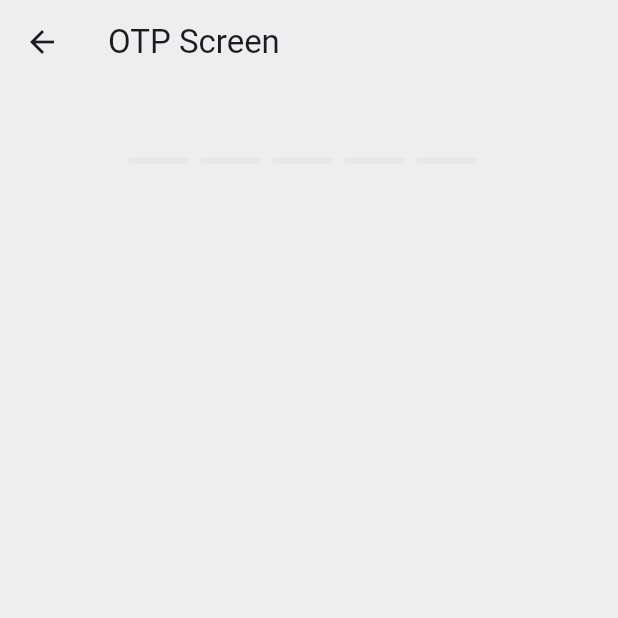
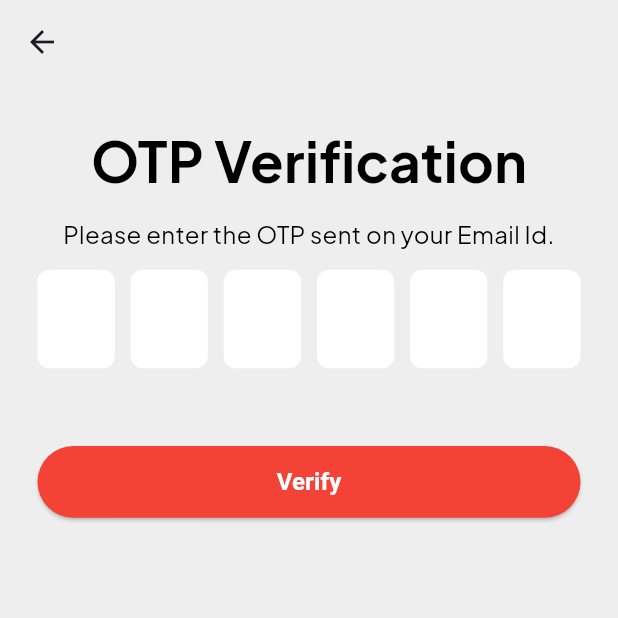
Before and after one commit to arpitWork1999/e_commerce_app, a Flutter app: the OtpScreen screen opened by its route, on a phone screen of 412 x 824 dp, the top half of it. Run offline on Flutter 3.47's test engine with Material 3 defaults, Android fonts, the phone set to English and light mode, and no system bars; drawn by our look-alikes of flutter_otp_text_field, pin_code_fields; our stand-ins replace cached_network_image, flutter_screenutil, flutter_svg, fluttertoast, get, google_fonts and 2 more.

Commit message:
Worked on OTP screen

```diff
--- a/lib/core/constants/app_strings.dart
+++ b/lib/core/constants/app_strings.dart
@@ -6,10 +6,14 @@ class AppStrings {
   static const email = "Email";
   static const password = "Password";
   static const send = "Send";
+  static const otpScreen = "OTP Verification";
+  static const verify = "Verify";
   static const alreadyHaveAnAccount = "Already have an account";
   static const forgotYourPassword = "Forgot your password";
   static const signUpOptions = "Or sign up with social account";
   static const loginOptions = "Or login with social account";
   static const forgotPasswordScreenDescription =
       "Please, enter your email address. You will receive a link to create a new password via email.";
+  static const otpScreenDescription = "Please enter the OTP sent on your Email Id.";
+
 }
--- a/lib/features/forgot_password/screen/forgot_password_screen.dart
+++ b/lib/features/forgot_password/screen/forgot_password_screen.dart
@@ -27,6 +27,11 @@ class ForgotPasswordScreen extends StatelessWidget {
           appBar: AppBar(
             backgroundColor: Colors.grey[200],
             surfaceTintColor: Colors.transparent,
+            leading: IconButton(
+                onPressed: () {
+                  Get.toNamed(Routes.login);
+                },
+                icon: Icon(Icons.arrow_back_ios)),
           ),
           body: Padding(
             padding: const EdgeInsets.all(12),
--- a/lib/features/home_page/screen/home_page.dart
+++ b/lib/features/home_page/screen/home_page.dart
@@ -63,7 +63,6 @@ class HomePageScreen extends StatelessWidget {
           ],
         ));
   }
-
   @override
   Widget build(BuildContext context) {
     return Scaffold(
--- a/lib/features/otp_screen/controller/otp_screen_controller.dart
+++ b/lib/features/otp_screen/controller/otp_screen_controller.dart
@@ -1,5 +1,10 @@
+import 'package:flutter/cupertino.dart';
 import 'package:get/get.dart';
 
 class OtpScreenController extends GetxController{
+  final TextEditingController otpController = TextEditingController();
 
+  clearTextInput() {
+    otpController.clear();
+  }
 }
--- a/lib/features/otp_screen/screen/otp_screen.dart
+++ b/lib/features/otp_screen/screen/otp_screen.dart
@@ -1,36 +1,108 @@
+import 'package:e_commerce_app/features/otp_screen/controller/otp_screen_controller.dart';
 import 'package:flutter/material.dart';
-import 'package:flutter_otp_text_field/flutter_otp_text_field.dart';
+import 'package:flutter_screenutil/flutter_screenutil.dart';
+import 'package:fluttertoast/fluttertoast.dart';
+import 'package:get/get.dart';
+import 'package:pin_code_fields/pin_code_fields.dart';
+import '../../../core/asset_widget/common_button.dart';
+import '../../../core/constants/app_strings.dart';
+import '../../../core/routes/app_routes.dart';
+import '../../../core/service/api_service/api_service.dart';
+import '../../../core/text/app_text_widget.dart';
 
 class OtpScreen extends StatelessWidget {
-  const OtpScreen({super.key});
+  OtpScreen({super.key});
+
+  final formKey = GlobalKey<FormState>();
+
+  final OtpScreenController controller = Get.put(OtpScreenController());
+
+  final ApiService apiService = ApiService();
+
+  Future<void> otpVerify() async {
+    if (formKey.currentState!.validate()) {
+      try {
+        final response =
+            await apiService.otpApi(otp: controller.otpController.text.toString());
+        if (response.statusCode == 200) {
+          controller.clearTextInput();
+          Fluttertoast.showToast(msg: response.data!.message ?? '');
+          Get.toNamed(Routes.homePage);
+          // await UserPreferences().saveUser(v);
+          // Navigator.pushReplacement(
+          //     context, MaterialPageRoute(builder: (context) => HomeScreen()));
+        }
+      } catch (e) {
+        Fluttertoast.showToast(msg: "An error occurred: $e");
+      }
+    }
+  }
 
   @override
   Widget build(BuildContext context) {
     return SafeArea(
+      child: GestureDetector(
+        onTap: FocusManager.instance.primaryFocus?.unfocus,
         child: Scaffold(
           backgroundColor: Colors.grey[200],
           appBar: AppBar(
-          title: Text("OTP Screen"),
             backgroundColor: Colors.grey[200],
             surfaceTintColor: Colors.transparent,
           ),
           body: Padding(
-          padding: const EdgeInsets.all(5),
-          child:  OtpTextField(
-            numberOfFields: 5,
-           // borderColor: accentPurpleColor,
-           // focusedBorderColor: accentPurpleColor,
-           // styles: otpTextStyles,
-            showFieldAsBox: false,
-            borderWidth: 4.0,
-            //runs when a code is typed in
-            onCodeChanged: (String code) {
-              //handle validation or checks here if necessary
+            padding: const EdgeInsets.all(25),
+            child: Form(
+              key: formKey,
+              child: Column(
+                children: [
+                  AppTextWidget.titleText(AppStrings.otpScreen),
+                  SizedBox(height: 10.h),
+                  AppTextWidget.NormalText(AppStrings.otpScreenDescription),
+                  SizedBox(height: 10.h),
+                  //AppTextWidget.descriptionText(AppStrings.otpScreenDescription),
+                  PinCodeTextField(
+                    length: 6,
+                    appContext: context,
+                    autoFocus: true,
+                    backgroundColor: Colors.transparent,
+                    keyboardType: TextInputType.number,
+                    enableActiveFill: true,
+                    controller: controller.otpController,
+                    validator: (value) {
+                      if (value == null || value.isEmpty) {
+                        return "Please Enter OTP";
+                      }
+                      return null;
                     },
-            //runs when every textfield is filled
-            onSubmit: (String verificationCode) {
-
+                    pinTheme: PinTheme(
+                      shape: PinCodeFieldShape.box,
+                      borderRadius: BorderRadius.circular(8),
+                      fieldHeight: 55.h,
+                      fieldWidth: 45.w,
+                      activeColor: Colors.white,
+                      inactiveColor: Colors.white,
+                      selectedColor: Colors.white,
+                      activeFillColor: Colors.white,
+                      inactiveFillColor: Colors.white,
+                      selectedFillColor: Colors.white,
+                    ),
+                    onChanged: (value) {
+                      print(value);
                     },
+                  ),
+                  SizedBox(height: 30.h),
+                  CommonButton(
+                      text: AppStrings.verify,
+                      onPressed: () {
+                        otpVerify();
+                        // if (formKey.currentState!.validate()) {
+                        //   controller.clearTextInput();
+                        //   Get.toNamed(Routes.login);
+                        // }
+                      }),
+                ],
+              ),
+            ),
           ),
         ),
       ),
--- a/lib/features/sign_up/controller/sign_up_screen_controller.dart
+++ b/lib/features/sign_up/controller/sign_up_screen_controller.dart
@@ -7,6 +7,8 @@ class SignUpScreenController extends GetxController{
   final TextEditingController emailController = TextEditingController();
   final TextEditingController passController = TextEditingController();
 
+  var isLoading = false.obs;
+
   clearTextInput(){
     nameController.clear();
     emailController.clear();
--- a/pubspec.yaml
+++ b/pubspec.yaml
@@ -42,7 +42,8 @@ dependencies:
   material_symbols_icons: ^4.2805.1
   http: ^1.3.0
   fluttertoast: ^8.2.12
-  flutter_otp_text_field: ^1.4.0+2
+  pin_code_fields: ^8.0.1
+  loading_animation_widget: ^1.3.0
 
 dev_dependencies:
   flutter_test:
```
Also changed, not shown: lib/core/asset_widget/common_button.dart (+18 -5 lines), lib/core/model/otp_response.dart (added, +69 -0 lines), lib/core/service/api_service/api_service.dart (+25 -0 lines), lib/features/loader/controller/loader_screen_controller.dart (added, +12 -0 lines), lib/features/loader/screen/loader_screen.dart (added, +26 -0 lines), lib/features/login/screen/login_screen.dart (+8 -2 lines), lib/features/sign_up/screen/sign_up_screen.dart (+17 -9 lines), lib/main.dart (+35 -5 lines), lib/features/loader/extension/loader_screen_extension.dart (added), pubspec.lock, 2 other files. Lines whose indentation alone changed are shown as unchanged.
